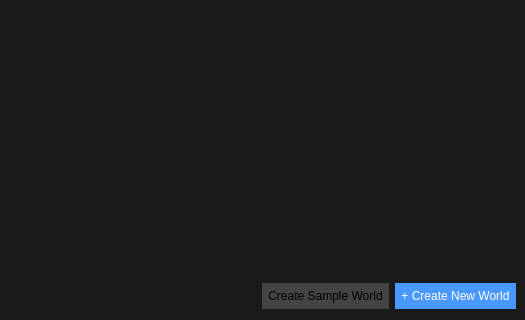
Old version of the form src/widgets/projectmanager.ui in the repository jahshaka/Studio; both pictures show x 221 to 746 and y 183 to 503 of the 746 by 503 pixel window.
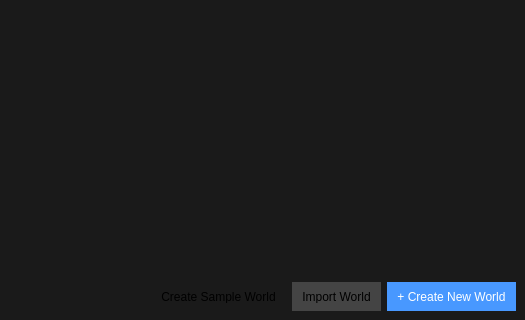
New version of the form. Icons and pictures are not drawn.

Commit message: Make use ot tile data struct and add import button to Desktop

```diff
--- a/src/widgets/projectmanager.ui
+++ b/src/widgets/projectmanager.ui
@@ -166,7 +166,7 @@
 
 QPushButton, QToolButton {
 	border: 0;
-	padding: 6px;
+	padding: 8px 10px;
 	background: #444;
 }
 
@@ -537,8 +537,21 @@
         </item>
         <item>
          <widget class="QPushButton" name="browseProjects">
+          <property name="styleSheet">
+           <string notr="true">background: transparent</string>
+          </property>
           <property name="text">
            <string>Create Sample World</string>
+          </property>
+          <property name="flat">
+           <bool>false</bool>
+          </property>
+         </widget>
+        </item>
+        <item>
+         <widget class="QPushButton" name="importWorld">
+          <property name="text">
+           <string>Import World</string>
           </property>
          </widget>
         </item>
```
The commit also changes 2 other files.
